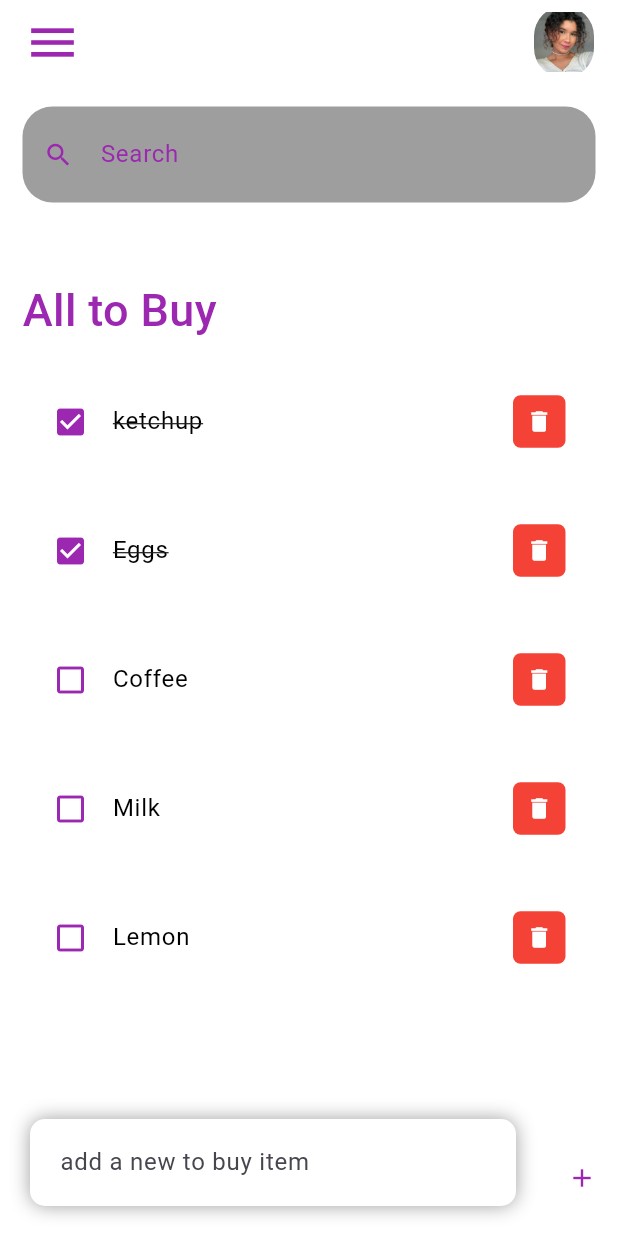
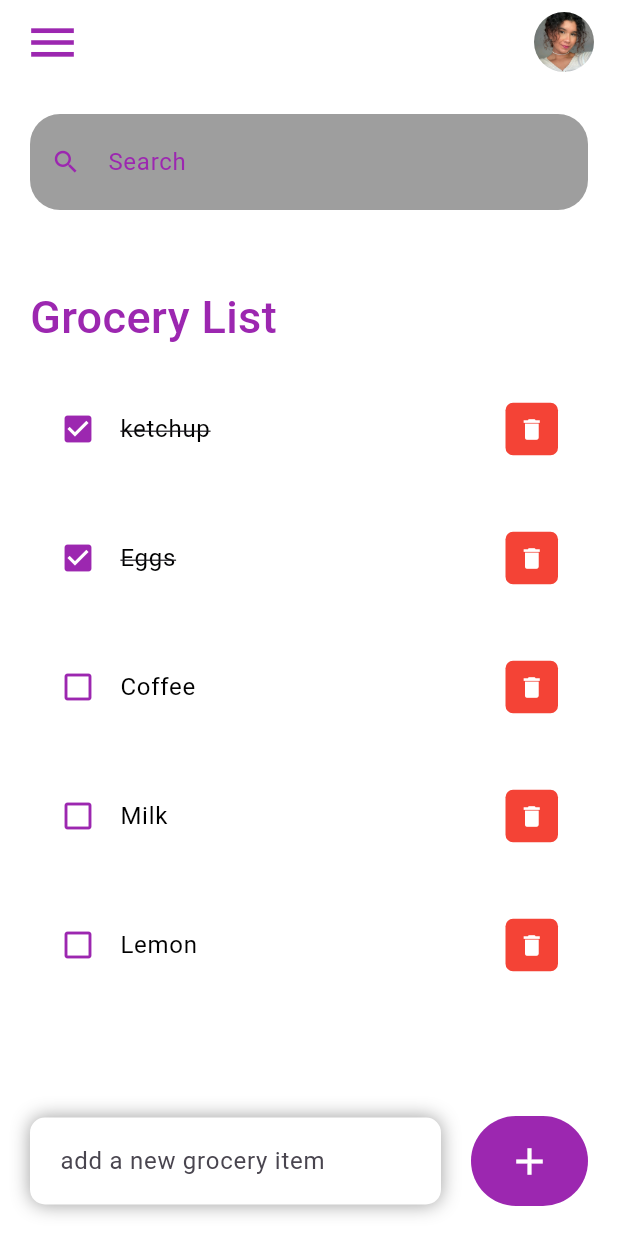
Before and after one commit to saycass/grocery-list, a Flutter app: the screen it shows after launch, on a phone screen of 412 x 824 dp. Run offline on Flutter 3.47's test engine with Material 3 defaults, Android fonts, the phone set to English and light mode, and no system bars.

Commit message:
Update the home screen of the app.

```diff
--- a/lib/screen/home_screen.dart
+++ b/lib/screen/home_screen.dart
@@ -1,10 +1,16 @@
 import 'package:flutter/material.dart';
 import 'package:grocery_list/model/to_buy.dart';
+import 'package:grocery_list/widget/counter_item.dart';
 import 'package:grocery_list/widget/to_buy_item.dart';
 
-class HomeScreen extends StatelessWidget {
-  HomeScreen({Key? key}) : super(key: key);
+class HomeScreen extends StatefulWidget {
+  const HomeScreen({Key? key}) : super(key: key);
 
+  @override
+  State<HomeScreen> createState() => _HomeScreenState();
+}
+
+class _HomeScreenState extends State<HomeScreen> {
   final toBuyList = ToBuy.toBuyList();
 
   @override
@@ -15,7 +21,7 @@ class HomeScreen extends StatelessWidget {
       body: Stack(
         children: [
           Padding(
-            padding: const EdgeInsets.all(15),
+            padding: const EdgeInsets.all(20),
             child: Column(
               children: [
                 searchBox(),
@@ -25,7 +31,7 @@ class HomeScreen extends StatelessWidget {
                       Container(
                         margin: const EdgeInsets.only(top: 50, bottom: 20),
                         child: const Text(
-                          "All to Buy",
+                          "Grocery List",
                           style: TextStyle(
                             color: Colors.purple,
                             fontSize: 30,
@@ -36,6 +42,8 @@ class HomeScreen extends StatelessWidget {
                       for (ToBuy tobuy in toBuyList)
                         ToBuyItem(
                           tobuy: tobuy,
+                          onToBuyChanged: _handleToBuyChange,
+                          onDeleteItem: () {},
                         ),
                     ],
                   ),
@@ -54,8 +62,9 @@ class HomeScreen extends StatelessWidget {
                       right: 20,
                       left: 20,
                     ),
-                  padding: EdgeInsets.symmetric( horizontal: 20, vertical: 5),
-                  decoration:  BoxDecoration(
+                    padding:
+                        const EdgeInsets.symmetric(horizontal: 20, vertical: 5),
+                    decoration: BoxDecoration(
                       color: Colors.white,
                       boxShadow: const [
                         BoxShadow(
@@ -67,26 +76,44 @@ class HomeScreen extends StatelessWidget {
                       ],
                       borderRadius: BorderRadius.circular(10),
                     ),
-                      child: TextField (
-                        decoration: InputDecoration (
-                          hintText:  "add a new to buy item",
-                          border:  InputBorder.none,
+                    child: const TextField(
+                      decoration: InputDecoration(
+                        hintText: "add a new grocery item",
+                        border: InputBorder.none,
                       ),
                     ),
                   ),
                 ),
-                IconButton(onPressed: () {},
-                    icon: Icon( Icons.add,
-                      color: Colors.purple,
-                      size: 20,
+                Container(
+                  margin: const EdgeInsets.only(
+                    bottom: 20,
+                    right: 20,
+                  ),
+                  child: ElevatedButton(
+                    onPressed: () {},
+                    style: ElevatedButton.styleFrom(
+                      backgroundColor:  Colors.purple,
+                      minimumSize:  const Size (60,60),
+                      elevation: 0),
+                    child: const  Icon (
+                      Icons.add,
+                      color: Colors.white,
+                      size: 30,
                     ),
                   ),
+                )
               ],
             ),
           )
         ],
       ),
     );
+  }
+
+  void _handleToBuyChange (ToBuy tobuy) {
+    setState(() {
+      tobuy.isDone = !tobuy.isDone;
+    });
   }
 
   Container searchBox() {
@@ -131,7 +158,7 @@ class HomeScreen extends StatelessWidget {
           ),
           SizedBox(
             width: 40,
-            height: 48,
+            height: 40,
             child: ClipRRect(
               borderRadius: BorderRadius.circular(20),
               child: const Image(
```
Lines whose indentation alone changed are shown as unchanged.
